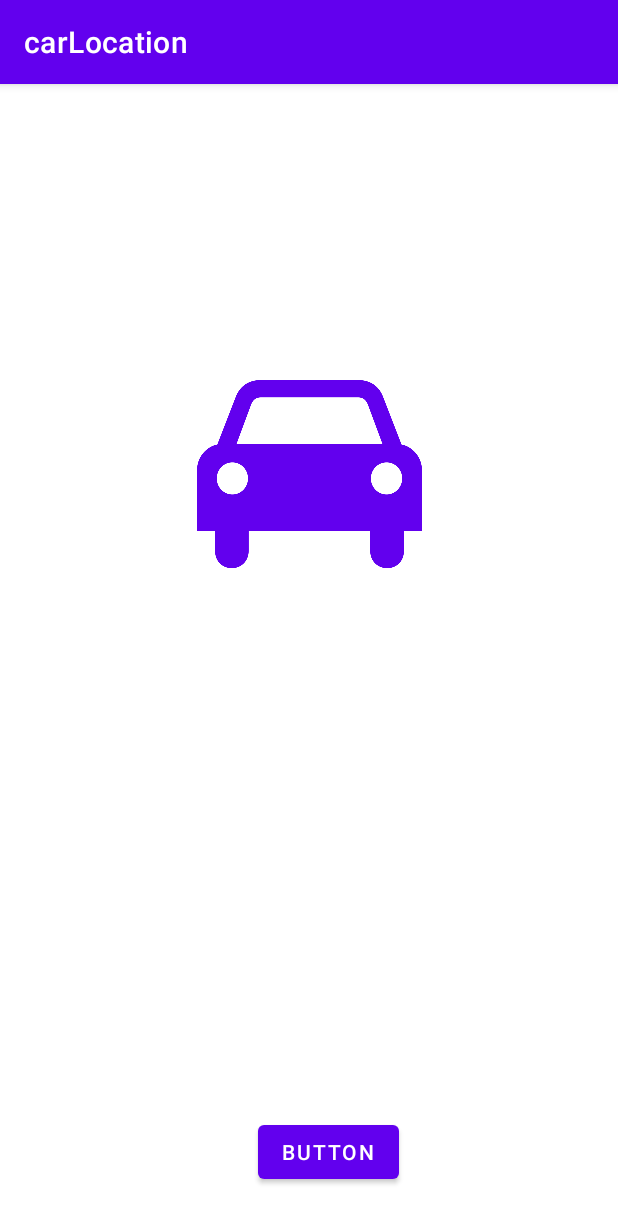
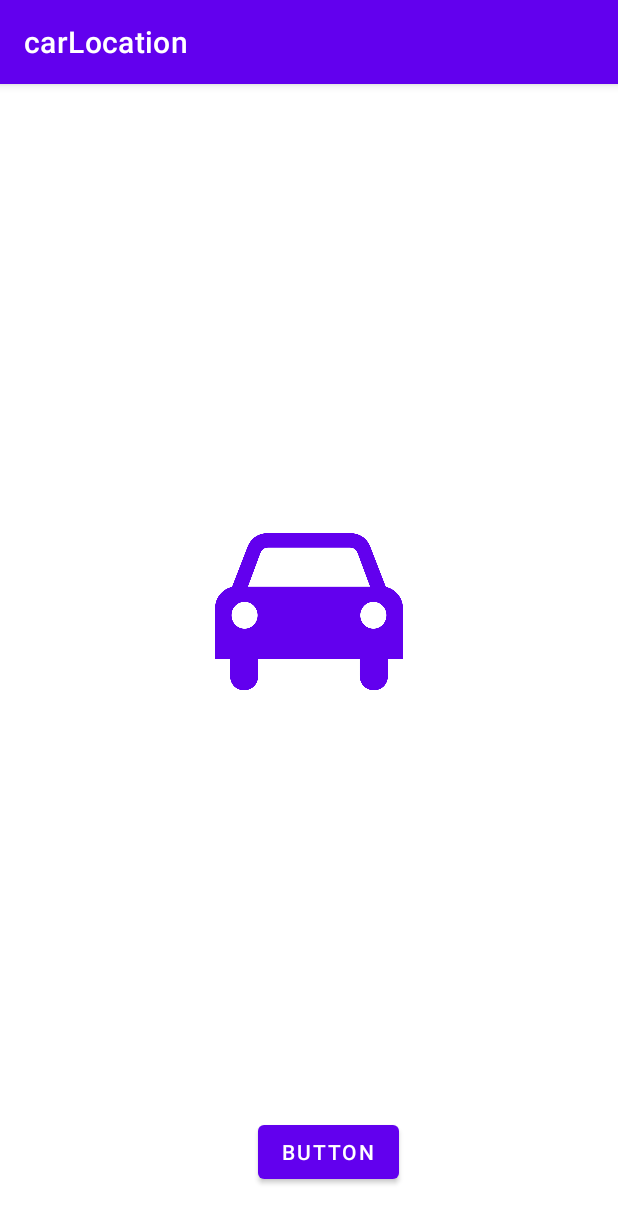
Before and after one commit to Svenko1987/CarLocation, an Android app: the screen it shows after launch (MainActivity), on a phone screen of 412 x 824 dp. Shown: the top 1223 px of the screen. Run offline under Robolectric (Android 15) with nearby library versions, the phone set to English and light mode, and no system bars.

Commit message:
Prevented on restart on rotate

```diff
--- a/app/src/main/AndroidManifest.xml
+++ b/app/src/main/AndroidManifest.xml
@@ -18,7 +18,9 @@
         tools:targetApi="31">
         <activity
             android:name=".MainActivity"
+            android:configChanges="orientation|screenSize"
             android:exported="true">
+
             <intent-filter>
                 <action android:name="android.intent.action.MAIN" />
 
--- a/app/src/main/res/layout/activity_main.xml
+++ b/app/src/main/res/layout/activity_main.xml
@@ -9,21 +9,21 @@
 
     <Button
         android:id="@+id/parkBtn"
-        android:layout_width="150dp"
-        android:layout_height="150dp"
+        android:layout_width="125dp"
+        android:layout_height="125dp"
         android:background="@drawable/simple_car"
         android:contentDescription="@string/park_your_car"
         app:layout_constraintBottom_toBottomOf="parent"
         app:layout_constraintEnd_toEndOf="parent"
         app:layout_constraintStart_toStartOf="parent"
         app:layout_constraintTop_toTopOf="parent"
-        app:layout_constraintVertical_bias="0.30" />
+        app:layout_constraintVertical_bias="0.45" />
 
     <Button
         android:id="@+id/navigateBtn"
-        android:layout_width="150dp"
-        android:layout_height="150dp"
-        android:layout_marginStart="28dp"
+        android:layout_width="125dp"
+        android:layout_height="125dp"
+        android:layout_marginStart="32dp"
         android:alpha="0"
         android:background="@drawable/navigate"
         android:clickable="false"
@@ -33,8 +33,8 @@
 
     <Button
         android:id="@+id/getLocationBtn"
-        android:layout_width="150dp"
-        android:layout_height="150dp"
+        android:layout_width="125dp"
+        android:layout_height="125dp"
         android:layout_marginEnd="32dp"
         android:alpha="0"
         android:background="@drawable/location"
@@ -47,13 +47,12 @@
         android:id="@+id/navigateL"
         android:layout_width="wrap_content"
         android:layout_height="wrap_content"
-        android:layout_marginTop="325dp"
         android:alpha="0"
         android:text="Navigate to car"
         android:textSize="24sp"
         app:layout_constraintEnd_toEndOf="@+id/navigateBtn"
         app:layout_constraintStart_toStartOf="@+id/navigateBtn"
-        app:layout_constraintTop_toTopOf="parent" />
+        app:layout_constraintTop_toBottomOf="@+id/navigateBtn" />
 
     <TextView
         android:id="@+id/locateL"
@@ -80,14 +79,15 @@
     <ProgressBar
         android:id="@+id/progressBar"
         style="?android:attr/progressBarStyle"
-        android:layout_width="150dp"
-        android:layout_height="150dp"
+        android:layout_width="100dp"
+        android:layout_height="100dp"
         android:alpha="0"
+        android:background="@color/black"
         app:layout_constraintBottom_toBottomOf="parent"
         app:layout_constraintEnd_toEndOf="parent"
         app:layout_constraintStart_toStartOf="parent"
         app:layout_constraintTop_toTopOf="parent"
-        app:layout_constraintVertical_bias="0.30" />
+        app:layout_constraintVertical_bias="0.45" />
 
     <TextView
         android:id="@+id/loadingL"
@@ -100,4 +100,27 @@
         app:layout_constraintEnd_toEndOf="@+id/parkBtn"
         app:layout_constraintStart_toStartOf="@+id/parkBtn" />
 
+    <EditText
+        android:id="@+id/parkTimer"
+        android:layout_width="wrap_content"
+        android:layout_height="wrap_content"
+        android:alpha="0"
+        android:ems="10"
+        android:inputType=""
+        tools:layout_editor_absoluteX="32dp"
+        tools:layout_editor_absoluteY="132dp" />
+
+    <EditText
+        android:id="@+id/locationET"
+        android:layout_width="wrap_content"
+        android:layout_height="100dp"
+        android:layout_marginStart="32dp"
+        android:layout_marginTop="32dp"
+        android:alpha="0"
+        android:ems="10"
+        android:inputType=""
+        android:text=""
+        app:layout_constraintStart_toStartOf="parent"
+        app:layout_constraintTop_toTopOf="parent" />
+
 </androidx.constraintlayout.widget.ConstraintLayout>
```
